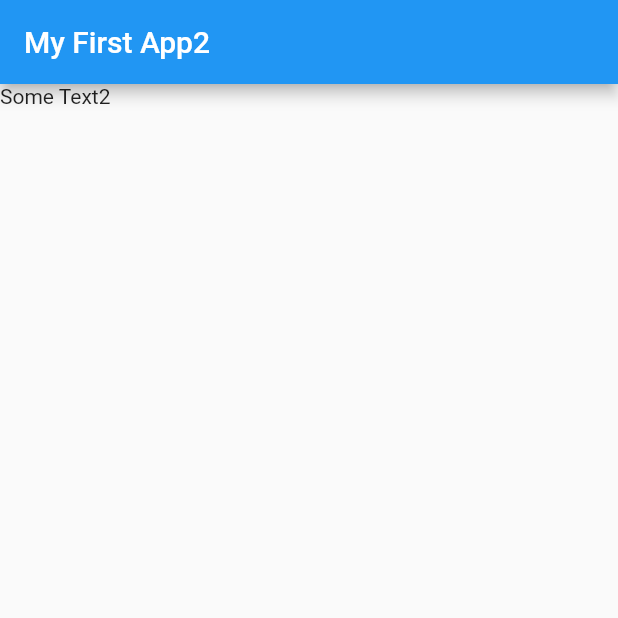
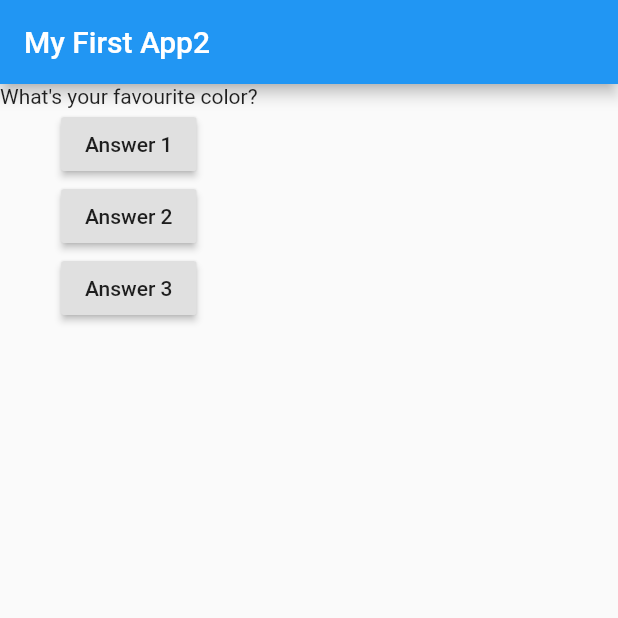
Before and after one commit to alif-haikal/flutter-component, a Flutter app: the screen it shows after launch, on a phone screen of 412 x 824 dp, the top half of it. Run offline on Flutter 3.47's test engine with Material 2 defaults, Android fonts, the phone set to English and light mode, and no system bars.

```diff
--- a/lib/main.dart
+++ b/lib/main.dart
@@ -2,15 +2,57 @@ import 'package:flutter/material.dart';
 
 void main() => runApp(MyApp());
 
-class MyApp extends StatelessWidget {
+class MyApp extends StatefulWidget {
+  @override
+  State<StatefulWidget> createState() {
+    // TODO: implement createState
+    return MyAppState();
+  }
+}
+
+class MyAppState extends State<MyApp> {
+  int questionIndex = 0;
+
+  void answerQuestion() {
+    setState(() {
+      questionIndex = questionIndex + 1;
+      print('this Answer Chosen! $questionIndex');
+    });
+  }
+
   @override
   Widget build(BuildContext context) {
+    var questions = [
+      'What\'s your favourite color?',
+      'What\'s your favourite animal?',
+      'What\'s your favourite movie?'
+    ];
+
     return MaterialApp(
       home: Scaffold(
         appBar: AppBar(
           title: Text('My First App2'),
         ),
-        body: Text('Some Text2'),
+        body: Column(
+          children: <Widget>[
+            Text(questions[questionIndex]),
+            RaisedButton(
+              child: Text('Answer 1'),
+              onPressed: answerQuestion,
+            ),
+            RaisedButton(
+              child: Text('Answer 2'),
+              onPressed: () => print('answer 2 choosen'),
+            ),
+            RaisedButton(
+              child: Text('Answer 3'),
+              onPressed: () {
+                //... some logic code
+                print('answer 3 chosen');
+              },
+            ),
+          ],
+        ),
       ),
     );
   }
```
